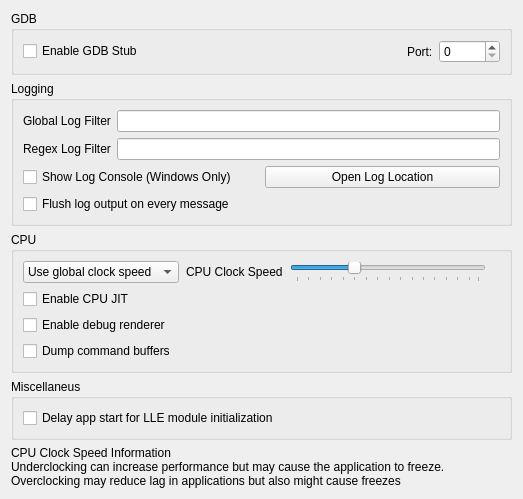
Old version of the form src/citra_qt/configuration/configure_debug.ui in the repository gperrio/Lime3DS.
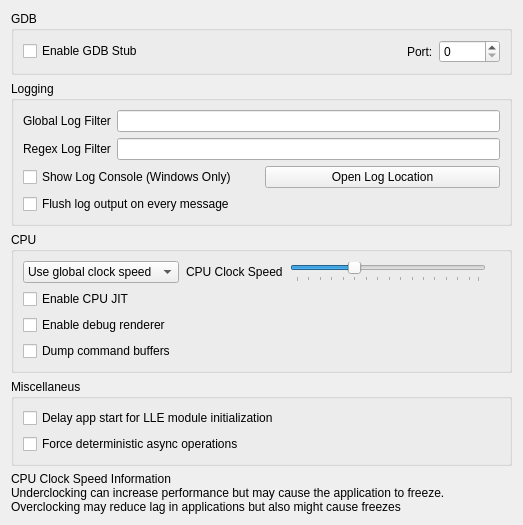
New version of the form.

```diff
--- a/src/citra_qt/configuration/configure_debug.ui
+++ b/src/citra_qt/configuration/configure_debug.ui
@@ -259,6 +259,16 @@
               </property>
             </widget>
           </item>
+          <item row="2" column="0">
+            <widget class="QCheckBox" name="deterministic_async_operations">
+              <property name="text">
+                <string>Force deterministic async operations</string>
+              </property>
+              <property name="toolTip">
+                <string>&lt;html&gt;&lt;head/&gt;&lt;body&gt;&lt;p&gt;Forces all async operations to run on the main thread, making them deterministic. Do not enable if you don't know what you are doing.&lt;/p&gt;&lt;/body&gt;&lt;/html&gt;</string>
+              </property>
+            </widget>
+          </item>
         </layout>
       </widget>
     </item>
```
